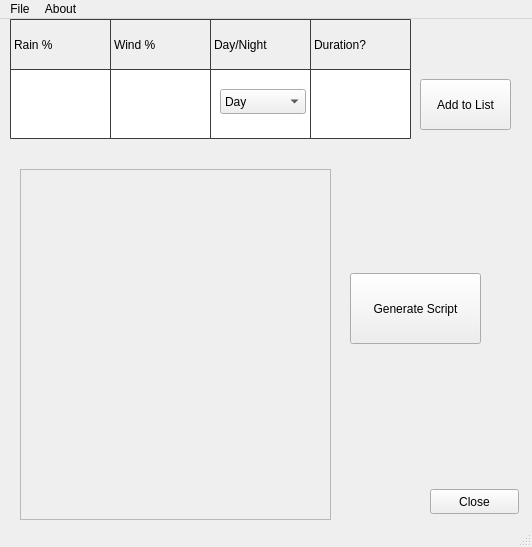
This is matbwindow.ui in krishnachaitanya7/XPlane-MATB as Qt 5 draws it before an edit. The edited form follows.
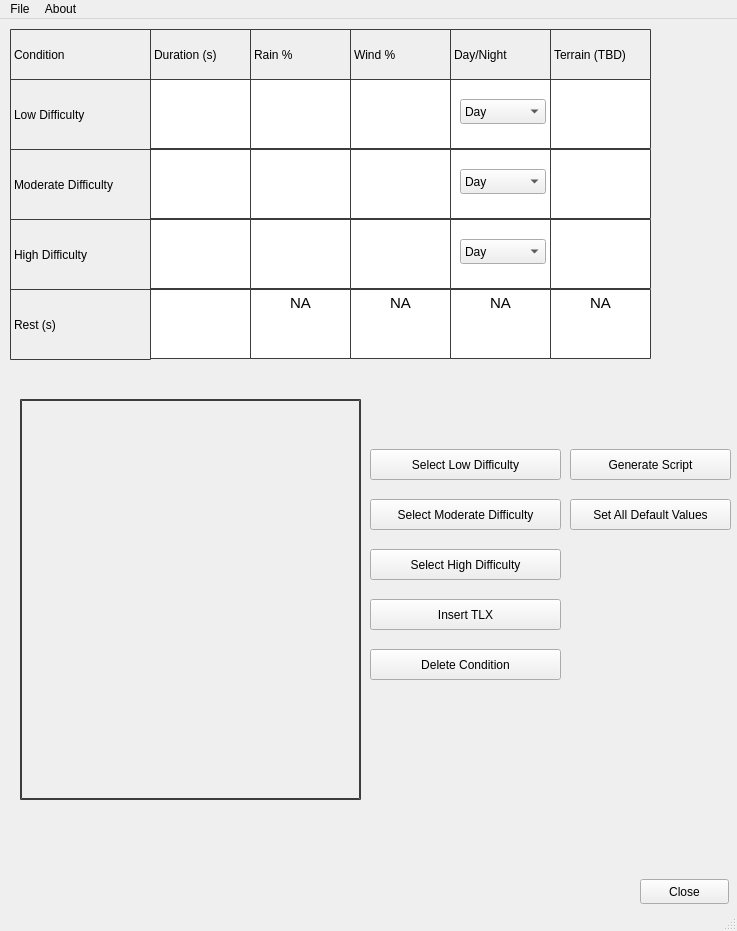
This is the edited form.

Patch:
```diff
--- a/matbwindow.ui
+++ b/matbwindow.ui
@@ -6,8 +6,8 @@
    <rect>
     <x>0</x>
     <y>0</y>
-    <width>532</width>
-    <height>547</height>
+    <width>737</width>
+    <height>931</height>
    </rect>
   </property>
   <property name="windowTitle">
@@ -17,8 +17,8 @@
    <widget class="QLabel" name="label">
     <property name="geometry">
      <rect>
-      <x>10</x>
-      <y>0</y>
+      <x>250</x>
+      <y>10</y>
       <width>101</width>
       <height>51</height>
      </rect>
@@ -34,8 +34,8 @@
    <widget class="QLabel" name="label_2">
     <property name="geometry">
      <rect>
-      <x>210</x>
-      <y>0</y>
+      <x>450</x>
+      <y>10</y>
       <width>101</width>
       <height>51</height>
      </rect>
@@ -51,8 +51,8 @@
    <widget class="QLabel" name="label_3">
     <property name="geometry">
      <rect>
-      <x>110</x>
-      <y>0</y>
+      <x>350</x>
+      <y>10</y>
       <width>101</width>
       <height>51</height>
      </rect>
@@ -68,8 +68,8 @@
    <widget class="QTextEdit" name="rain_percent">
     <property name="geometry">
      <rect>
-      <x>10</x>
-      <y>50</y>
+      <x>250</x>
+      <y>60</y>
       <width>101</width>
       <height>70</height>
      </rect>
@@ -82,8 +82,8 @@
    <widget class="QTextEdit" name="textEdit_2">
     <property name="geometry">
      <rect>
-      <x>210</x>
-      <y>50</y>
+      <x>450</x>
+      <y>60</y>
       <width>101</width>
       <height>70</height>
      </rect>
@@ -96,8 +96,8 @@
    <widget class="QTextEdit" name="wind_percent">
     <property name="geometry">
      <rect>
-      <x>110</x>
-      <y>50</y>
+      <x>350</x>
+      <y>60</y>
       <width>101</width>
       <height>70</height>
      </rect>
@@ -110,8 +110,8 @@
    <widget class="QComboBox" name="day_or_night">
     <property name="geometry">
      <rect>
-      <x>220</x>
-      <y>70</y>
+      <x>460</x>
+      <y>80</y>
       <width>86</width>
       <height>25</height>
      </rect>
@@ -130,34 +130,21 @@
    <widget class="QPushButton" name="Add_to_list">
     <property name="geometry">
      <rect>
-      <x>420</x>
+      <x>370</x>
+      <y>430</y>
+      <width>191</width>
+      <height>31</height>
+     </rect>
+    </property>
+    <property name="text">
+     <string>Select Low Difficulty</string>
+    </property>
+   </widget>
+   <widget class="QTextEdit" name="duration_time_ld">
+    <property name="geometry">
+     <rect>
+      <x>150</x>
       <y>60</y>
-      <width>91</width>
-      <height>51</height>
-     </rect>
-    </property>
-    <property name="text">
-     <string>Add to List</string>
-    </property>
-   </widget>
-   <widget class="QPushButton" name="Gen_script">
-    <property name="geometry">
-     <rect>
-      <x>350</x>
-      <y>254</y>
-      <width>131</width>
-      <height>71</height>
-     </rect>
-    </property>
-    <property name="text">
-     <string>Generate Script</string>
-    </property>
-   </widget>
-   <widget class="QTextEdit" name="duration_time">
-    <property name="geometry">
-     <rect>
-      <x>310</x>
-      <y>50</y>
       <width>101</width>
       <height>70</height>
      </rect>
@@ -170,8 +157,8 @@
    <widget class="QLabel" name="label_4">
     <property name="geometry">
      <rect>
-      <x>310</x>
-      <y>0</y>
+      <x>150</x>
+      <y>10</y>
       <width>101</width>
       <height>51</height>
      </rect>
@@ -181,14 +168,14 @@
 border-radius: 1px;</string>
     </property>
     <property name="text">
-     <string>Duration?</string>
+     <string>Duration (s)</string>
     </property>
    </widget>
    <widget class="QPushButton" name="close_button">
     <property name="geometry">
      <rect>
-      <x>430</x>
-      <y>470</y>
+      <x>640</x>
+      <y>860</y>
       <width>89</width>
       <height>25</height>
      </rect>
@@ -201,11 +188,15 @@
     <property name="geometry">
      <rect>
       <x>20</x>
-      <y>150</y>
-      <width>311</width>
-      <height>351</height>
+      <y>380</y>
+      <width>341</width>
+      <height>401</height>
      </rect>
     </property>
+    <property name="styleSheet">
+     <string notr="true">border: 1px solid rgb(60, 60, 60);
+border-radius: 1px;</string>
+    </property>
     <property name="widgetResizable">
      <bool>true</bool>
     </property>
@@ -214,19 +205,491 @@
       <rect>
        <x>0</x>
        <y>0</y>
-       <width>309</width>
-       <height>349</height>
+       <width>339</width>
+       <height>399</height>
       </rect>
      </property>
     </widget>
    </widget>
+   <widget class="QPushButton" name="Gen_script">
+    <property name="geometry">
+     <rect>
+      <x>570</x>
+      <y>430</y>
+      <width>161</width>
+      <height>31</height>
+     </rect>
+    </property>
+    <property name="text">
+     <string>Generate Script</string>
+    </property>
+   </widget>
+   <widget class="QPushButton" name="sel_hd">
+    <property name="geometry">
+     <rect>
+      <x>370</x>
+      <y>530</y>
+      <width>191</width>
+      <height>31</height>
+     </rect>
+    </property>
+    <property name="text">
+     <string>Select High Difficulty</string>
+    </property>
+   </widget>
+   <widget class="QPushButton" name="sel_md">
+    <property name="geometry">
+     <rect>
+      <x>370</x>
+      <y>480</y>
+      <width>191</width>
+      <height>31</height>
+     </rect>
+    </property>
+    <property name="text">
+     <string>Select Moderate Difficulty</string>
+    </property>
+   </widget>
+   <widget class="QPushButton" name="set_all_default">
+    <property name="geometry">
+     <rect>
+      <x>570</x>
+      <y>480</y>
+      <width>161</width>
+      <height>31</height>
+     </rect>
+    </property>
+    <property name="text">
+     <string>Set All Default Values</string>
+    </property>
+   </widget>
+   <widget class="QPushButton" name="insert_tlx">
+    <property name="geometry">
+     <rect>
+      <x>370</x>
+      <y>580</y>
+      <width>191</width>
+      <height>31</height>
+     </rect>
+    </property>
+    <property name="text">
+     <string>Insert TLX</string>
+    </property>
+   </widget>
+   <widget class="QPushButton" name="del_condition">
+    <property name="geometry">
+     <rect>
+      <x>370</x>
+      <y>630</y>
+      <width>191</width>
+      <height>31</height>
+     </rect>
+    </property>
+    <property name="text">
+     <string>Delete Condition</string>
+    </property>
+   </widget>
+   <widget class="QLabel" name="label_5">
+    <property name="geometry">
+     <rect>
+      <x>10</x>
+      <y>10</y>
+      <width>141</width>
+      <height>51</height>
+     </rect>
+    </property>
+    <property name="styleSheet">
+     <string notr="true">border: 1px solid rgb(60, 60, 60);
+border-radius: 1px;</string>
+    </property>
+    <property name="text">
+     <string>Condition</string>
+    </property>
+   </widget>
+   <widget class="QLabel" name="label_6">
+    <property name="geometry">
+     <rect>
+      <x>10</x>
+      <y>60</y>
+      <width>141</width>
+      <height>71</height>
+     </rect>
+    </property>
+    <property name="styleSheet">
+     <string notr="true">border: 1px solid rgb(60, 60, 60);
+border-radius: 1px;</string>
+    </property>
+    <property name="text">
+     <string>Low Difficulty</string>
+    </property>
+   </widget>
+   <widget class="QLabel" name="label_7">
+    <property name="geometry">
+     <rect>
+      <x>10</x>
+      <y>130</y>
+      <width>141</width>
+      <height>71</height>
+     </rect>
+    </property>
+    <property name="styleSheet">
+     <string notr="true">border: 1px solid rgb(60, 60, 60);
+border-radius: 1px;</string>
+    </property>
+    <property name="text">
+     <string>Moderate Difficulty</string>
+    </property>
+   </widget>
+   <widget class="QTextEdit" name="duration_time_md">
+    <property name="geometry">
+     <rect>
+      <x>150</x>
+      <y>130</y>
+      <width>101</width>
+      <height>70</height>
+     </rect>
+    </property>
+    <property name="styleSheet">
+     <string notr="true">border: 1px solid rgb(60, 60, 60);
+border-radius: 1px;</string>
+    </property>
+   </widget>
+   <widget class="QTextEdit" name="wind_percent_md">
+    <property name="geometry">
+     <rect>
+      <x>350</x>
+      <y>130</y>
+      <width>101</width>
+      <height>70</height>
+     </rect>
+    </property>
+    <property name="styleSheet">
+     <string notr="true">border: 1px solid rgb(60, 60, 60);
+border-radius: 1px;</string>
+    </property>
+   </widget>
+   <widget class="QTextEdit" name="rain_percent_md">
+    <property name="geometry">
+     <rect>
+      <x>250</x>
+      <y>130</y>
+      <width>101</width>
+      <height>70</height>
+     </rect>
+    </property>
+    <property name="styleSheet">
+     <string notr="true">border: 1px solid rgb(60, 60, 60);
+border-radius: 1px;</string>
+    </property>
+   </widget>
+   <widget class="QTextEdit" name="textEdit_3">
+    <property name="geometry">
+     <rect>
+      <x>450</x>
+      <y>130</y>
+      <width>101</width>
+      <height>70</height>
+     </rect>
+    </property>
+    <property name="styleSheet">
+     <string notr="true">border: 1px solid rgb(60, 60, 60);
+border-radius: 1px;</string>
+    </property>
+   </widget>
+   <widget class="QLabel" name="label_8">
+    <property name="geometry">
+     <rect>
+      <x>10</x>
+      <y>200</y>
+      <width>141</width>
+      <height>71</height>
+     </rect>
+    </property>
+    <property name="styleSheet">
+     <string notr="true">border: 1px solid rgb(60, 60, 60);
+border-radius: 1px;</string>
+    </property>
+    <property name="text">
+     <string>High Difficulty</string>
+    </property>
+   </widget>
+   <widget class="QTextEdit" name="duration_time_hd">
+    <property name="geometry">
+     <rect>
+      <x>150</x>
+      <y>200</y>
+      <width>101</width>
+      <height>70</height>
+     </rect>
+    </property>
+    <property name="styleSheet">
+     <string notr="true">border: 1px solid rgb(60, 60, 60);
+border-radius: 1px;</string>
+    </property>
+   </widget>
+   <widget class="QTextEdit" name="wind_percent_hd">
+    <property name="geometry">
+     <rect>
+      <x>350</x>
+      <y>200</y>
+      <width>101</width>
+      <height>70</height>
+     </rect>
+    </property>
+    <property name="styleSheet">
+     <string notr="true">border: 1px solid rgb(60, 60, 60);
+border-radius: 1px;</string>
+    </property>
+   </widget>
+   <widget class="QTextEdit" name="rain_percent_hd">
+    <property name="geometry">
+     <rect>
+      <x>250</x>
+      <y>200</y>
+      <width>101</width>
+      <height>70</height>
+     </rect>
+    </property>
+    <property name="styleSheet">
+     <string notr="true">border: 1px solid rgb(60, 60, 60);
+border-radius: 1px;</string>
+    </property>
+   </widget>
+   <widget class="QTextEdit" name="textEdit_4">
+    <property name="geometry">
+     <rect>
+      <x>450</x>
+      <y>200</y>
+      <width>101</width>
+      <height>70</height>
+     </rect>
+    </property>
+    <property name="styleSheet">
+     <string notr="true">border: 1px solid rgb(60, 60, 60);
+border-radius: 1px;</string>
+    </property>
+   </widget>
+   <widget class="QLabel" name="label_9">
+    <property name="geometry">
+     <rect>
+      <x>10</x>
+      <y>270</y>
+      <width>141</width>
+      <height>71</height>
+     </rect>
+    </property>
+    <property name="styleSheet">
+     <string notr="true">border: 1px solid rgb(60, 60, 60);
+border-radius: 1px;</string>
+    </property>
+    <property name="text">
+     <string>Rest (s)</string>
+    </property>
+   </widget>
+   <widget class="QTextEdit" name="duration_time_rest">
+    <property name="geometry">
+     <rect>
+      <x>150</x>
+      <y>270</y>
+      <width>101</width>
+      <height>70</height>
+     </rect>
+    </property>
+    <property name="styleSheet">
+     <string notr="true">border: 1px solid rgb(60, 60, 60);
+border-radius: 1px;</string>
+    </property>
+   </widget>
+   <widget class="QTextEdit" name="wind_percent_4">
+    <property name="geometry">
+     <rect>
+      <x>350</x>
+      <y>270</y>
+      <width>101</width>
+      <height>70</height>
+     </rect>
+    </property>
+    <property name="styleSheet">
+     <string notr="true">border: 1px solid rgb(60, 60, 60);
+border-radius: 1px;</string>
+    </property>
+    <property name="html">
+     <string>&lt;!DOCTYPE HTML PUBLIC &quot;-//W3C//DTD HTML 4.0//EN&quot; &quot;http://www.w3.org/TR/REC-html40/strict.dtd&quot;&gt;
+&lt;html&gt;&lt;head&gt;&lt;meta name=&quot;qrichtext&quot; content=&quot;1&quot; /&gt;&lt;style type=&quot;text/css&quot;&gt;
+p, li { white-space: pre-wrap; }
+&lt;/style&gt;&lt;/head&gt;&lt;body style=&quot; font-family:'Ubuntu'; font-size:11pt; font-weight:400; font-style:normal;&quot;&gt;
+&lt;p align=&quot;center&quot; style=&quot; margin-top:0px; margin-bottom:0px; margin-left:0px; margin-right:0px; -qt-block-indent:0; text-indent:0px;&quot;&gt;NA&lt;/p&gt;&lt;/body&gt;&lt;/html&gt;</string>
+    </property>
+   </widget>
+   <widget class="QTextEdit" name="rain_percent_4">
+    <property name="geometry">
+     <rect>
+      <x>250</x>
+      <y>270</y>
+      <width>101</width>
+      <height>70</height>
+     </rect>
+    </property>
+    <property name="styleSheet">
+     <string notr="true">border: 1px solid rgb(60, 60, 60);
+border-radius: 1px;</string>
+    </property>
+    <property name="html">
+     <string>&lt;!DOCTYPE HTML PUBLIC &quot;-//W3C//DTD HTML 4.0//EN&quot; &quot;http://www.w3.org/TR/REC-html40/strict.dtd&quot;&gt;
+&lt;html&gt;&lt;head&gt;&lt;meta name=&quot;qrichtext&quot; content=&quot;1&quot; /&gt;&lt;style type=&quot;text/css&quot;&gt;
+p, li { white-space: pre-wrap; }
+&lt;/style&gt;&lt;/head&gt;&lt;body style=&quot; font-family:'Ubuntu'; font-size:11pt; font-weight:400; font-style:normal;&quot;&gt;
+&lt;p align=&quot;center&quot; style=&quot; margin-top:0px; margin-bottom:0px; margin-left:0px; margin-right:0px; -qt-block-indent:0; text-indent:0px;&quot;&gt;NA&lt;/p&gt;&lt;/body&gt;&lt;/html&gt;</string>
+    </property>
+   </widget>
+   <widget class="QTextEdit" name="textEdit_5">
+    <property name="geometry">
+     <rect>
+      <x>450</x>
+      <y>270</y>
+      <width>101</width>
+      <height>70</height>
+     </rect>
+    </property>
+    <property name="styleSheet">
+     <string notr="true">border: 1px solid rgb(60, 60, 60);
+border-radius: 1px;</string>
+    </property>
+    <property name="html">
+     <string>&lt;!DOCTYPE HTML PUBLIC &quot;-//W3C//DTD HTML 4.0//EN&quot; &quot;http://www.w3.org/TR/REC-html40/strict.dtd&quot;&gt;
+&lt;html&gt;&lt;head&gt;&lt;meta name=&quot;qrichtext&quot; content=&quot;1&quot; /&gt;&lt;style type=&quot;text/css&quot;&gt;
+p, li { white-space: pre-wrap; }
+&lt;/style&gt;&lt;/head&gt;&lt;body style=&quot; font-family:'Ubuntu'; font-size:11pt; font-weight:400; font-style:normal;&quot;&gt;
+&lt;p align=&quot;center&quot; style=&quot; margin-top:0px; margin-bottom:0px; margin-left:0px; margin-right:0px; -qt-block-indent:0; text-indent:0px;&quot;&gt;NA&lt;/p&gt;&lt;/body&gt;&lt;/html&gt;</string>
+    </property>
+   </widget>
+   <widget class="QComboBox" name="day_or_night_md">
+    <property name="geometry">
+     <rect>
+      <x>460</x>
+      <y>150</y>
+      <width>86</width>
+      <height>25</height>
+     </rect>
+    </property>
+    <item>
+     <property name="text">
+      <string>Day</string>
+     </property>
+    </item>
+    <item>
+     <property name="text">
+      <string>Night</string>
+     </property>
+    </item>
+   </widget>
+   <widget class="QComboBox" name="day_or_night_hd">
+    <property name="geometry">
+     <rect>
+      <x>460</x>
+      <y>220</y>
+      <width>86</width>
+      <height>25</height>
+     </rect>
+    </property>
+    <item>
+     <property name="text">
+      <string>Day</string>
+     </property>
+    </item>
+    <item>
+     <property name="text">
+      <string>Night</string>
+     </property>
+    </item>
+   </widget>
+   <widget class="QLabel" name="label_10">
+    <property name="geometry">
+     <rect>
+      <x>550</x>
+      <y>10</y>
+      <width>101</width>
+      <height>51</height>
+     </rect>
+    </property>
+    <property name="styleSheet">
+     <string notr="true">border: 1px solid rgb(60, 60, 60);
+border-radius: 1px;</string>
+    </property>
+    <property name="text">
+     <string>Terrain (TBD)</string>
+    </property>
+   </widget>
+   <widget class="QTextEdit" name="textEdit_6">
+    <property name="geometry">
+     <rect>
+      <x>550</x>
+      <y>130</y>
+      <width>101</width>
+      <height>70</height>
+     </rect>
+    </property>
+    <property name="styleSheet">
+     <string notr="true">border: 1px solid rgb(60, 60, 60);
+border-radius: 1px;</string>
+    </property>
+   </widget>
+   <widget class="QTextEdit" name="textEdit_7">
+    <property name="geometry">
+     <rect>
+      <x>550</x>
+      <y>270</y>
+      <width>101</width>
+      <height>70</height>
+     </rect>
+    </property>
+    <property name="styleSheet">
+     <string notr="true">border: 1px solid rgb(60, 60, 60);
+border-radius: 1px;</string>
+    </property>
+    <property name="html">
+     <string>&lt;!DOCTYPE HTML PUBLIC &quot;-//W3C//DTD HTML 4.0//EN&quot; &quot;http://www.w3.org/TR/REC-html40/strict.dtd&quot;&gt;
+&lt;html&gt;&lt;head&gt;&lt;meta name=&quot;qrichtext&quot; content=&quot;1&quot; /&gt;&lt;style type=&quot;text/css&quot;&gt;
+p, li { white-space: pre-wrap; }
+&lt;/style&gt;&lt;/head&gt;&lt;body style=&quot; font-family:'Ubuntu'; font-size:11pt; font-weight:400; font-style:normal;&quot;&gt;
+&lt;p align=&quot;center&quot; style=&quot; margin-top:0px; margin-bottom:0px; margin-left:0px; margin-right:0px; -qt-block-indent:0; text-indent:0px;&quot;&gt;NA&lt;/p&gt;&lt;/body&gt;&lt;/html&gt;</string>
+    </property>
+   </widget>
+   <widget class="QTextEdit" name="textEdit_8">
+    <property name="geometry">
+     <rect>
+      <x>550</x>
+      <y>200</y>
+      <width>101</width>
+      <height>70</height>
+     </rect>
+    </property>
+    <property name="styleSheet">
+     <string notr="true">border: 1px solid rgb(60, 60, 60);
+border-radius: 1px;</string>
+    </property>
+   </widget>
+   <widget class="QTextEdit" name="textEdit_9">
+    <property name="geometry">
+     <rect>
+      <x>550</x>
+      <y>60</y>
+      <width>101</width>
+      <height>70</height>
+     </rect>
+    </property>
+    <property name="styleSheet">
+     <string notr="true">border: 1px solid rgb(60, 60, 60);
+border-radius: 1px;</string>
+    </property>
+   </widget>
   </widget>
   <widget class="QMenuBar" name="menuBar">
    <property name="geometry">
     <rect>
      <x>0</x>
      <y>0</y>
-     <width>532</width>
+     <width>737</width>
      <height>22</height>
     </rect>
    </property>
```
Left out of the diff: 8 changed lines with no effect on the pictures.
